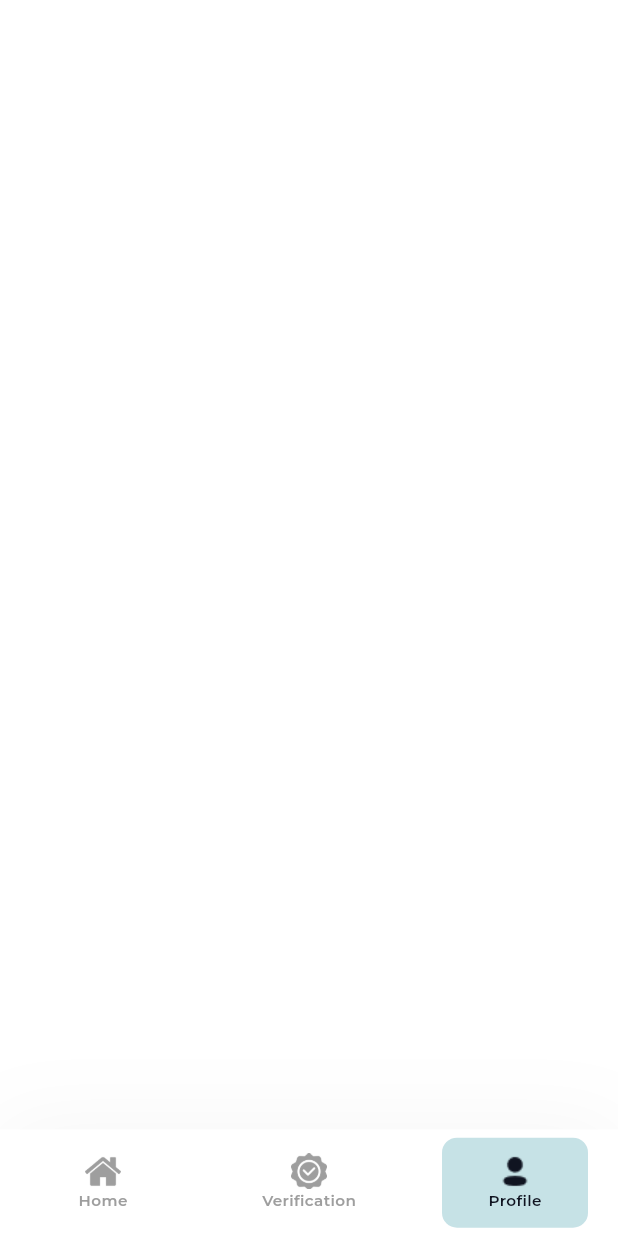
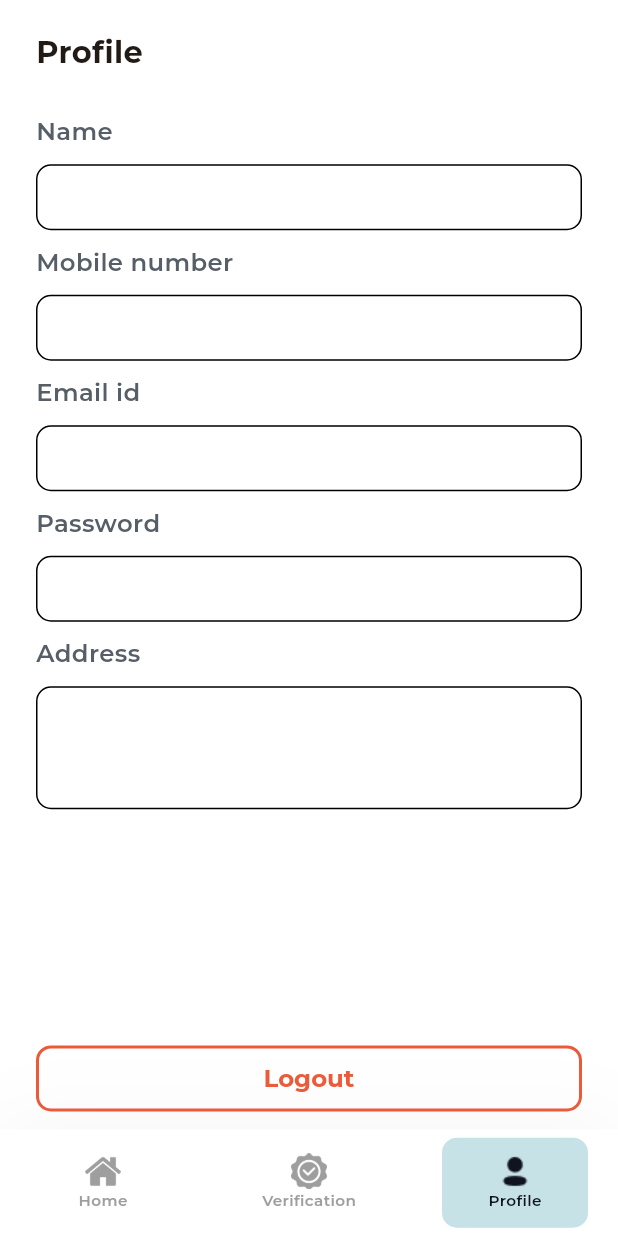
Before and after one commit to chitraarasu/Skill-Chain, a Flutter app: the Dashboard screen opened directly, item 3 of the bottom bar chosen, on a phone screen of 412 x 824 dp. Run offline on Flutter 3.47's test engine with Material 3 defaults, Android fonts, the phone set to English and light mode, and no system bars; our stand-ins replace cloud_firestore, dio, file_picker, firebase_auth, firebase_core, firebase_storage and 7 more; missing offline and left inert: auto_height_grid_view, syncfusion_flutter_pdfviewer, universal_web_image; accounts and stored records are empty; network calls fail.

Commit message:
Ui completed

```diff
--- a/lib/app/dashboard/dashboard.dart
+++ b/lib/app/dashboard/dashboard.dart
@@ -1,6 +1,8 @@
 import 'package:flutter/material.dart';
 import 'package:get/get.dart';
+import 'package:skill_chain/app/dashboard/screens/AppProfile/app_profile.dart';
 import 'package:skill_chain/app/dashboard/screens/app_home/app_home.dart';
+import 'package:skill_chain/app/dashboard/screens/verification/verification.dart';
 import 'package:skill_chain/web/utils/color_manager.dart';
 import 'package:skill_chain/web/utils/ui_element.dart';
 import 'package:skill_chain/web/utils/widgets/widgets.dart';
@@ -35,9 +37,9 @@ class Dashboard extends StatelessWidget {
         () => routeController.currentPos.value == 0
             ? AppHome()
             : routeController.currentPos.value == 1
-                ? Container()
+                ? AppVerification()
                 : routeController.currentPos.value == 2
-                    ? Container()
+                    ? AppProfile()
                     : Container(),
       ),
       bottomNavigationBar: buildBottomBar(
--- /dev/null
+++ b/lib/app/dashboard/screens/AppProfile/app_profile.dart
@@ -0,0 +1,126 @@
+import 'package:flutter/cupertino.dart';
+import 'package:flutter/material.dart';
+import 'package:get/get.dart';
+import 'package:get_storage/get_storage.dart';
+import 'package:skill_chain/app/onboarding/onboarding_screen.dart';
+
+import '../../../../web/utils/buttons/primary_button.dart';
+import '../../../../web/utils/color_manager.dart';
+import '../../../../web/utils/font_manager.dart';
+import '../../../../web/utils/ui_element.dart';
+import '../../../../web/utils/widgets/custom_textfield.dart';
+import '../../../../web/utils/widgets/widgets.dart';
+
+class AppProfile extends StatelessWidget {
+  GetStorage box = GetStorage();
+
+  @override
+  Widget build(BuildContext context) {
+    return SafeArea(
+      child: Padding(
+        padding: const EdgeInsets.symmetric(horizontal: 24.0),
+        child: Column(
+          mainAxisAlignment: MainAxisAlignment.start,
+          crossAxisAlignment: CrossAxisAlignment.stretch,
+          children: [
+            vSpace(20),
+            getCustomFont("Profile", 20, fontWeight: bold),
+            vSpace(12.5),
+            vSpace(7.5),
+            Expanded(
+              child: SingleChildScrollView(
+                child: Padding(
+                  padding: EdgeInsets.only(top: 7.5),
+                  child: Column(
+                    mainAxisAlignment: MainAxisAlignment.start,
+                    crossAxisAlignment: CrossAxisAlignment.start,
+                    children: [
+                      getCustomFont(
+                        "Name",
+                        16,
+                        fontWeight: semiBold,
+                        fontColor: colorGrey1,
+                      ),
+                      vSpace(10),
+                      CustomTextField(
+                        height: 44,
+                        enable: false,
+                      ),
+                      vSpace(10),
+                      getCustomFont(
+                        "Mobile number",
+                        16,
+                        fontWeight: semiBold,
+                        fontColor: colorGrey1,
+                      ),
+                      vSpace(10),
+                      CustomTextField(
+                        height: 44,
+                        enable: false,
+                      ),
+                      vSpace(10),
+                      getCustomFont(
+                        "Email id",
+                        16,
+                        fontWeight: semiBold,
+                        fontColor: colorGrey1,
+                      ),
+                      vSpace(10),
+                      CustomTextField(
+                        enable: false,
+                        height: 44,
+                      ),
+                      vSpace(10),
+                      getCustomFont(
+                        "Password",
+                        16,
+                        fontWeight: semiBold,
+                        fontColor: colorGrey1,
+                      ),
+                      vSpace(10),
+                      CustomTextField(
+                        height: 44,
+                        enable: false,
+                      ),
+                      vSpace(10),
+                      getCustomFont(
+                        "Address",
+                        16,
+                        fontWeight: semiBold,
+                        fontColor: colorGrey1,
+                      ),
+                      vSpace(10),
+                      CustomTextField(
+                        height: 44,
+                        maxLine: 3,
+                        enable: false,
+                      ),
+                    ],
+                  ),
+                ),
+              ),
+            ),
+            Row(
+              children: [
+                Expanded(
+                  child: PrimaryButton(
+                    "Logout",
+                    borderColor: orange,
+                    isNeedBorder: true,
+                    textColor: orange,
+                    radius: 10,
+                    onTap: () {
+                      box.write("isSkipped", false);
+                      Get.offAll(() => OnBoardingPage());
+                    },
+                  ),
+                ),
+              ],
+            ),
+            vSpace(10),
+          ],
+        ),
+      ),
+    );
+  }
+}
--- a/lib/app/onboarding/sign_up.dart
+++ b/lib/app/onboarding/sign_up.dart
@@ -31,7 +31,7 @@ class SignUp extends StatelessWidget {
                 ),
                 vSpace(15),
                 getCustomFont(
-                  "Sign In",
+                  "Sign Up",
                   20,
                   fontWeight: bold,
                   fontColor: Colors.black,
--- a/lib/main.dart
+++ b/lib/main.dart
@@ -16,5 +16,5 @@ Future<void> main() async {
     options: DefaultFirebaseOptions.currentPlatform,
   );
   Get.put(WebAuthController());
-  runApp(!kIsWeb ? const AppMain() : WebApp());
+  runApp(!kIsWeb ? AppMain() : WebApp());
 }
```
Also changed, not shown: lib/app/app_main.dart (+5 -3 lines), lib/app/dashboard/screens/app_home/app_home.dart (+76 -16 lines), lib/app/dashboard/screens/verification/app_add_skill.dart (added, +145 -0 lines), lib/app/dashboard/screens/verification/verification.dart (added, +64 -0 lines), 1 other file.
